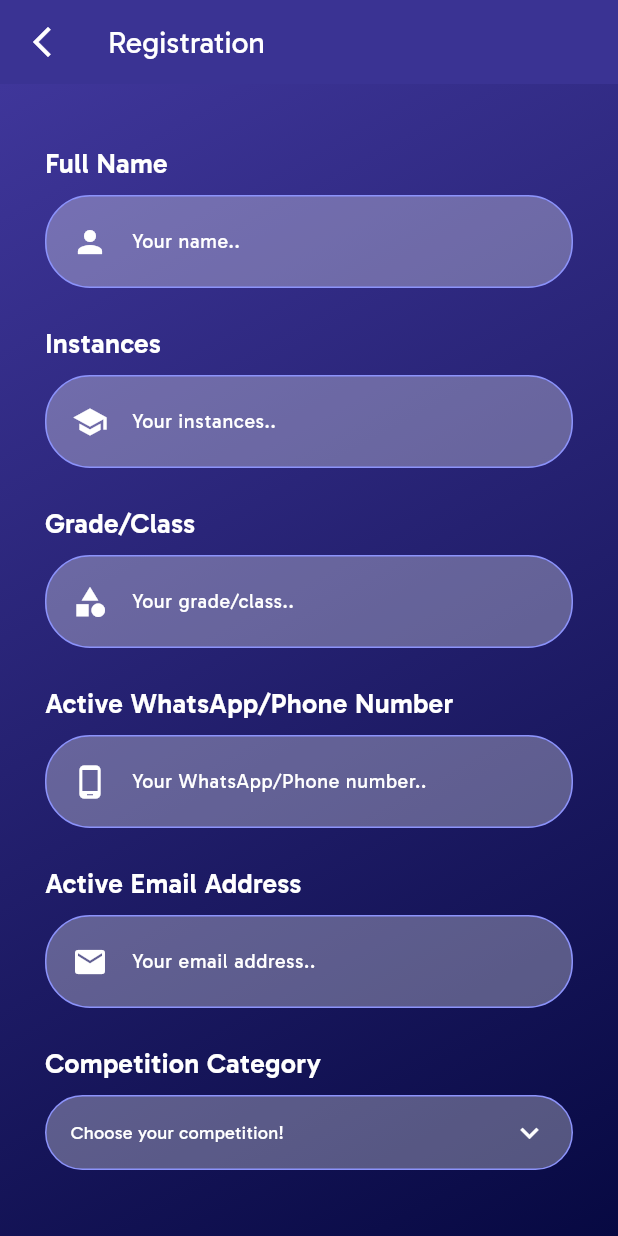
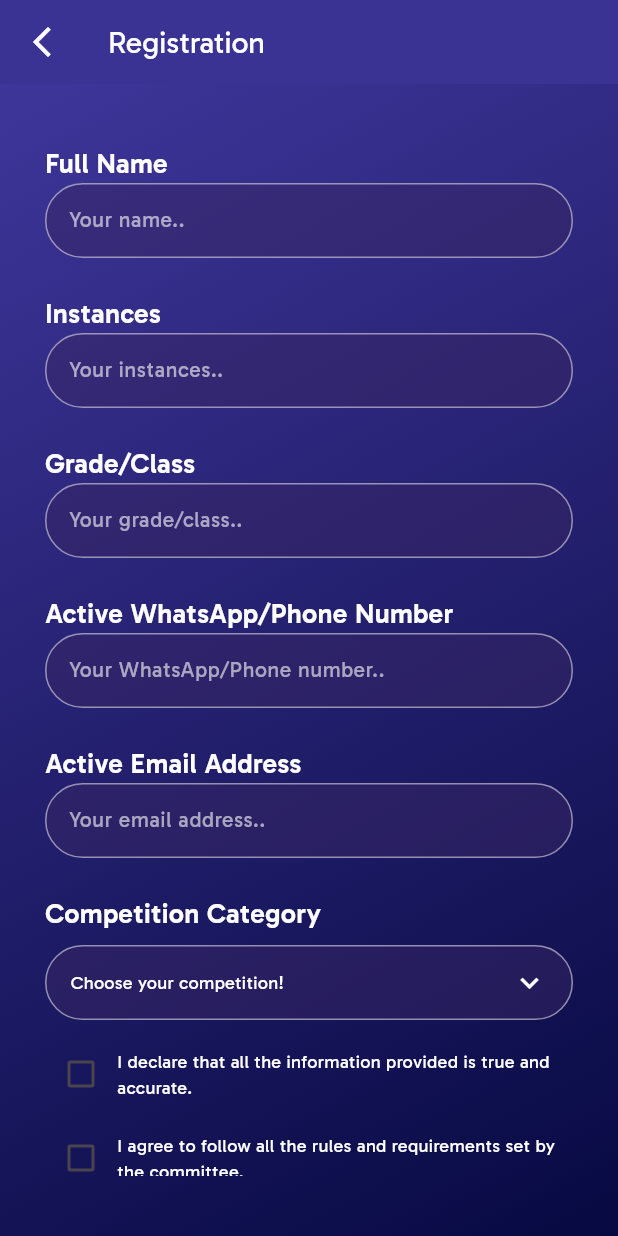
Before and after one commit to queenshafa/goalify-app, a Flutter app: the CompetitionRegistration screen opened by its route, on a phone screen of 412 x 824 dp. Run offline on Flutter 3.47's test engine with Material 3 defaults, Android fonts, the phone set to English and light mode, and no system bars; our stand-ins replace another_carousel_pro, carousel_slider.

Commit message:
fix: refactor some screens

```diff
--- a/lib/presentasi/screen/competition_registration.dart
+++ b/lib/presentasi/screen/competition_registration.dart
@@ -1,5 +1,5 @@
 import 'package:flutter/material.dart';
-import 'package:goalify/presentasi/widget/custom_text_field.dart';
+import 'package:goalify/presentasi/widget/custom_text_box.dart'; // pastikan path sesuai
 
 class CompetitionRegistration extends StatefulWidget {
   const CompetitionRegistration({super.key});
@@ -11,12 +11,54 @@ class CompetitionRegistration extends StatefulWidget {
 
 class _CompetitionRegistrationState extends State<CompetitionRegistration> {
   bool isExpanded = false;
-  bool isChecked = false;
+  bool isCheckedRules = false;
+  bool isCheckedConfirm = false;
 
   @override
   Widget build(BuildContext context) {
     return Scaffold(
-      appBar: AppBar(
+      appBar: _buildAppBar(context),
+      body: Container(
+        width: double.infinity,
+        decoration: _buildBackgroundGradient(),
+        padding: const EdgeInsets.symmetric(horizontal: 30, vertical: 40),
+        child: SingleChildScrollView(
+          child: Column(
+            crossAxisAlignment: CrossAxisAlignment.start,
+            children: [
+              ..._buildTextFields(),
+              const SizedBox(height: 24),
+              _buildLabel('Competition Category'),
+              const SizedBox(height: 8),
+              _buildCategoryDropdown(), // TODO: fix dropdown
+              const SizedBox(height: 12),
+              _buildCheckbox(
+                value: isCheckedConfirm,
+                onChanged: (val) => setState(() => isCheckedConfirm = val!),
+                text:
+                    'I declare that all the information provided is true and accurate.',
+              ),
+              const SizedBox(height: 8),
+              _buildCheckbox(
+                value: isCheckedRules,
+                onChanged: (val) => setState(() => isCheckedRules = val!),
+                text:
+                    'I agree to follow all the rules and requirements set by the committee.',
+              ),
+              const SizedBox(height: 50),
+              _buildRegisterButton(),
+              const SizedBox(height: 50),
+            ],
+          ),
+        ),
+      ),
+    );
+  }
+
+  // ---------- UI Sections ----------
+
+  AppBar _buildAppBar(BuildContext context) {
+    return AppBar(
       title: const Text(
         'Registration',
         style: TextStyle(
@@ -28,166 +70,65 @@ class _CompetitionRegistrationState extends State<CompetitionRegistration> {
       ),
       backgroundColor: const Color(0xff3A3393),
       leading: IconButton(
-          icon: const Icon(
-            Icons.arrow_back_ios_new_outlined,
-            color: Colors.white,
-          ),
+        icon:
+            const Icon(Icons.arrow_back_ios_new_outlined, color: Colors.white),
         onPressed: () => Navigator.pop(context),
       ),
-      ),
-      body: Container(
-        padding: const EdgeInsets.symmetric(horizontal: 30, vertical: 40),
-        width: double.infinity,
-        decoration: const BoxDecoration(
+    );
+  }
+
+  BoxDecoration _buildBackgroundGradient() {
+    return const BoxDecoration(
       gradient: LinearGradient(
         colors: [Color(0xff3F369A), Color(0xff070942)],
         begin: Alignment.topLeft,
         end: Alignment.bottomRight,
       ),
-        ),
-        child: SingleChildScrollView(
-          scrollDirection: Axis.vertical,
-          child: Column(
-            crossAxisAlignment: CrossAxisAlignment.start,
-            children: [
-              const Text(
-                'Full Name',
-                style: TextStyle(
+    );
+  }
+
+  List<Widget> _buildTextFields() {
+    return [
+      _buildLabel('Full Name'),
+      const CustomTextBox(hintText: 'Your name..'),
+      const SizedBox(height: 24),
+      _buildLabel('Instances'),
+      const CustomTextBox(hintText: 'Your instances..'),
+      const SizedBox(height: 24),
+      _buildLabel('Grade/Class'),
+      const CustomTextBox(hintText: 'Your grade/class..'),
+      const SizedBox(height: 24),
+      _buildLabel('Active WhatsApp/Phone Number'),
+      const CustomTextBox(hintText: 'Your WhatsApp/Phone number..'),
+      const SizedBox(height: 24),
+      _buildLabel('Active Email Address'),
+      const CustomTextBox(hintText: 'Your email address..'),
+    ];
+  }
+
+  Widget _buildLabel(String text) {
+    return Text(
+      text,
+      style: const TextStyle(
         fontSize: 18,
         fontWeight: FontWeight.w600,
         fontFamily: 'Gabarito',
-                    color: Colors.white),
-              ),
-              const SizedBox(height: 8),
-              const CustomTextField(
-                  hintText: 'Your name..', icon: Icons.person),
-              const SizedBox(height: 24),
-              const Text(
-                'Instances',
-                style: TextStyle(
-                    fontSize: 18,
-                    fontWeight: FontWeight.w600,
-                    fontFamily: 'Gabarito',
-                    color: Colors.white),
-              ),
-              const SizedBox(height: 8),
-              const CustomTextField(
-                  hintText: 'Your instances..', icon: Icons.school),
-              const SizedBox(height: 24),
-              const Text(
-                'Grade/Class',
-                style: TextStyle(
-                    fontSize: 18,
-                    fontWeight: FontWeight.w600,
-                    fontFamily: 'Gabarito',
-                    color: Colors.white),
-              ),
-              const SizedBox(height: 8),
-              const CustomTextField(
-                  hintText: 'Your grade/class..', icon: Icons.category),
-              const SizedBox(height: 24),
-              const Text(
-                'Active WhatsApp/Phone Number',
-                style: TextStyle(
-                    fontSize: 18,
-                    fontWeight: FontWeight.w600,
-                    fontFamily: 'Gabarito',
-                    color: Colors.white),
-              ),
-              const SizedBox(height: 8),
-              const CustomTextField(
-                  hintText: 'Your WhatsApp/Phone number..',
-                  icon: Icons.phone_android),
-              const SizedBox(height: 24),
-              const Text(
-                'Active Email Address',
-                style: TextStyle(
-                    fontSize: 18,
-                    fontWeight: FontWeight.w600,
-                    fontFamily: 'Gabarito',
-                    color: Colors.white),
-              ),
-              const SizedBox(height: 8),
-              const CustomTextField(
-                  hintText: 'Your email address..', icon: Icons.email),
-              const SizedBox(height: 24),
-              const Text(
-                'Competition Category',
-                style: TextStyle(
-                    fontSize: 18,
-                    fontWeight: FontWeight.w600,
-                    fontFamily: 'Gabarito',
-                    color: Colors.white),
-              ),
-              const SizedBox(height: 8),
-              _buildCategorySection(),
-              const SizedBox(
-                height: 12,
-              ),
-              Row(
-                children: [
-                  Checkbox(
-                      value: isChecked,
-                      activeColor: Colors.purple,
-                      onChanged: (newBool) {
-                        setState(() {
-                          isChecked = newBool!;
-                        });
-                      }),
-                  const Text(
-                    ' I declare that all the information provided is true and\naccurate.',
-                    style: TextStyle(
-                        fontSize: 12,
-                        fontWeight: FontWeight.w400,
-                        fontFamily: 'Gabarito',
-                        color: Colors.white),
-                  )
-                ],
-              ),
-              const SizedBox(height: 8),
-              Row(
-                children: [
-                  Checkbox(
-                      value: isChecked,
-                      activeColor: Colors.purple,
-                      onChanged: (newBool) {
-                        setState(() {
-                          isChecked = newBool!;
-                        });
-                      }),
-                  const Text(
-                    'I agree to follow all the rules and requirements set by the\ncommittee.',
-                    style: TextStyle(
-                        fontSize: 12,
-                        fontWeight: FontWeight.w400,
-                        fontFamily: 'Gabarito',
-                        color: Colors.white),
-                  )
-                ],
-              ),
-              const SizedBox(
-                height: 50,
-              ),
-              _buildRegisterButton()
-            ],
-          ),
-        ),
+        color: Colors.white,
       ),
     );
   }
 
-  Widget _buildCategorySection() {
+  Widget _buildCategoryDropdown() {
     return Column(
       children: [
         GestureDetector(
           onTap: () => setState(() => isExpanded = !isExpanded),
           child: Container(
-            width: 370,
             padding: const EdgeInsets.symmetric(horizontal: 16, vertical: 12),
             decoration: BoxDecoration(
-              border: Border.all(color: const Color(0xff8C93FB), width: 1),
+              border: Border.all(color: Colors.white.withOpacity(0.5)),
               borderRadius: BorderRadius.circular(30),
-              color: Colors.white.withOpacity(0.3),
+              color: const Color(0xff372563).withOpacity(0.5),
             ),
             child: Row(
               mainAxisAlignment: MainAxisAlignment.spaceBetween,
@@ -223,7 +164,6 @@ class _CompetitionRegistrationState extends State<CompetitionRegistration> {
 
   Widget _categoryItem(String title, String level) {
     return Container(
-      width: 370,
       margin: const EdgeInsets.symmetric(vertical: 6),
       padding: const EdgeInsets.all(12),
       decoration: _glassCardDecoration(),
@@ -252,13 +192,31 @@ class _CompetitionRegistrationState extends State<CompetitionRegistration> {
     );
   }
 
-  BoxDecoration _glassCardDecoration() {
-    return BoxDecoration(
-      color: Colors.white.withOpacity(0.1),
-      border: Border.all(color: Colors.white.withOpacity(0.5)),
-      borderRadius: BorderRadius.circular(10),
+  Widget _buildCheckbox({
+    required bool value,
+    required String text,
+    required Function(bool?) onChanged,
+  }) {
+    return Row(
+      children: [
+        Checkbox(
+          value: value,
+          activeColor: Colors.purple,
+          onChanged: onChanged,
+        ),
+        Expanded(
+          child: Text(
+            text,
+            style: const TextStyle(
+              fontSize: 12,
+              fontWeight: FontWeight.w400,
+              fontFamily: 'Gabarito',
+              color: Colors.white,
+            ),
+          ),
+        ),
+      ],
     );
-  }
   }
 
   Widget _buildRegisterButton() {
@@ -266,12 +224,14 @@ Widget _buildRegisterButton() {
       style: ElevatedButton.styleFrom(
         backgroundColor: const Color(0xff2A2579),
         side: BorderSide(color: Colors.white.withOpacity(0.3), width: 2),
-      minimumSize: const Size(370, 60),
+        minimumSize: const Size(double.infinity, 60),
         shape: RoundedRectangleBorder(
           borderRadius: BorderRadius.circular(50),
         ),
       ),
-    onPressed: () {},
+      onPressed: () {
+        // Handle registration action
+      },
       child: const Text(
         'Register Now!',
         style: TextStyle(
@@ -283,3 +243,12 @@ Widget _buildRegisterButton() {
       ),
     );
   }
+
+  BoxDecoration _glassCardDecoration() {
+    return BoxDecoration(
+      color: Colors.white.withOpacity(0.1),
+      border: Border.all(color: Colors.white.withOpacity(0.5)),
+      borderRadius: BorderRadius.circular(10),
+    );
+  }
+}
--- a/lib/presentasi/screen/event_screen.dart
+++ b/lib/presentasi/screen/event_screen.dart
@@ -18,6 +18,7 @@ class EventScreen extends StatelessWidget {
               fontWeight: FontWeight.w400,
               color: Colors.white),
         ),
+        automaticallyImplyLeading: false,
         flexibleSpace: Container(
           decoration: BoxDecoration(
             gradient: LinearGradient(
--- a/lib/presentasi/widget/custom_text_box.dart
+++ b/lib/presentasi/widget/custom_text_box.dart
@@ -0,0 +1,46 @@
+import 'package:flutter/material.dart';
+
+class CustomTextBox extends StatelessWidget {
+  final String hintText;
+  final bool obscureText;
+  final int maxLines;
+  final TextEditingController? controller;
+
+  const CustomTextBox({
+    super.key,
+    required this.hintText,
+    this.obscureText = false,
+    this.maxLines = 1,
+    this.controller,
+  });
+
+  @override
+  Widget build(BuildContext context) {
+    return Container(
+      padding: const EdgeInsets.only(left: 5),
+      decoration: BoxDecoration(
+        color: const Color(0xff372563).withOpacity(0.5),
+        borderRadius: BorderRadius.circular(30),
+        border: Border.all(color: Colors.white.withOpacity(0.5), width: 1),
+      ),
+      child: TextField(
+        controller: controller,
+        obscureText: obscureText,
+        maxLines: maxLines,
+        style: const TextStyle(
+          fontFamily: 'Gabarito',
+          fontSize: 14,
+          fontWeight: FontWeight.w400,
+          color: Colors.white,
+        ),
+        decoration: InputDecoration(
+          hintText: hintText,
+          hintStyle: TextStyle(color: Colors.white.withOpacity(0.6)),
+          border: InputBorder.none,
+          contentPadding:
+              const EdgeInsets.symmetric(vertical: 10, horizontal: 10),
+        ),
+      ),
+    );
+  }
+}
```
Also changed, not shown: lib/presentasi/screen/option_screen.dart (+48 -40 lines), lib/presentasi/screen/schedule_goals_screen.dart (+67 -38 lines), lib/presentasi/screen/splash_screen.dart (+9 -7 lines), lib/presentasi/widget/event_card.dart (added, +118 -0 lines), 1 other file. Lines whose indentation alone changed are shown as unchanged.
